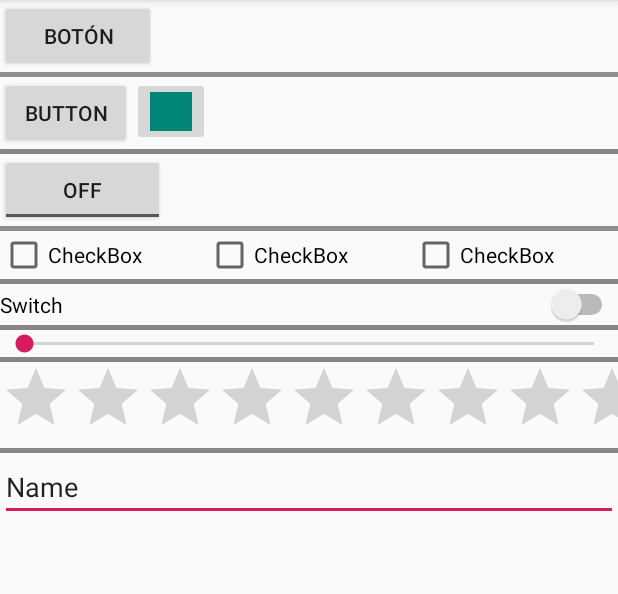
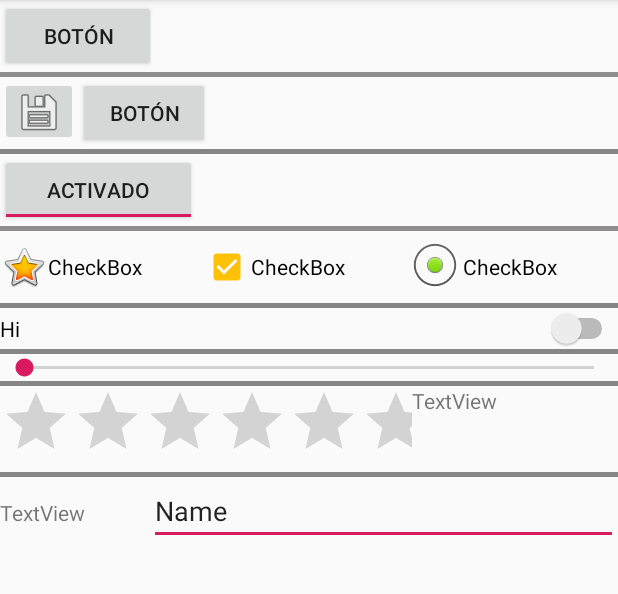
Before and after one commit to CesarRBlanco/Android-Studio-Projects, an Android app: the screen it shows after launch (MainActivity), on a phone screen of 412 x 824 dp, the part 84-678 px from its top. Run offline under Robolectric (Android 15) with nearby library versions, the phone set to English and light mode, and no system bars.

Commit message:
13:50 - [01/10/19]

```diff
--- a/app/src/main/res/layout/activity_main.xml
+++ b/app/src/main/res/layout/activity_main.xml
@@ -31,17 +31,17 @@
         android:layout_height="wrap_content"
         android:orientation="horizontal">
 
+        <ImageButton
+            android:id="@+id/imageButton"
+            android:layout_width="52dp"
+            android:layout_height="46dp"
+            app:srcCompat="@android:drawable/ic_menu_save" />
+
         <Button
             android:id="@+id/button4"
             android:layout_width="wrap_content"
             android:layout_height="wrap_content"
-            android:text="Button" />
-
-        <ImageButton
-            android:id="@+id/imageButton"
-            android:layout_width="52dp"
-            android:layout_height="46dp"
-            app:srcCompat="@color/colorPrimary" />
+            android:text="Botón" />
 
     </LinearLayout>
 
@@ -58,9 +58,12 @@
 
         <ToggleButton
             android:id="@+id/toggleButton"
-            android:layout_width="110dp"
+            android:layout_width="131dp"
             android:layout_height="wrap_content"
-            android:text="ToggleButton" />
+            android:checked="true"
+            android:text="ToggleButton"
+            android:textOff="Desactivado"
+            android:textOn="Activado" />
 
     </LinearLayout>
 
@@ -80,6 +83,9 @@
             android:layout_width="wrap_content"
             android:layout_height="wrap_content"
             android:layout_weight="1"
+            android:button="@android:drawable/btn_star"
+            android:checked="true"
+            android:clickable="true"
             android:text="CheckBox" />
 
         <CheckBox
@@ -87,6 +93,8 @@
             android:layout_width="wrap_content"
             android:layout_height="wrap_content"
             android:layout_weight="1"
+            android:buttonTint="#FFC107"
+            android:checked="true"
             android:text="CheckBox" />
 
         <CheckBox
@@ -94,6 +102,8 @@
             android:layout_width="wrap_content"
             android:layout_height="wrap_content"
             android:layout_weight="1"
+            android:button="@android:drawable/btn_radio"
+            android:checked="true"
             android:text="CheckBox" />
 
     </LinearLayout>
@@ -114,7 +124,10 @@
             android:layout_width="wrap_content"
             android:layout_height="wrap_content"
             android:layout_weight="10"
-            android:text="Switch" />
+            android:showText="false"
+            android:splitTrack="false"
+            android:text="Hi"
+            tools:text="Hi" />
 
     </LinearLayout>
 
@@ -134,7 +147,8 @@
             android:id="@+id/seekBar"
             android:layout_width="wrap_content"
             android:layout_height="wrap_content"
-            android:layout_weight="1" />
+            android:layout_weight="1"
+            android:max="100" />
 
     </LinearLayout>
 
@@ -151,10 +165,20 @@
 
         <RatingBar
             android:id="@+id/ratingBar"
-            android:layout_width="wrap_content"
+            android:layout_width="0dp"
+            android:layout_height="wrap_content"
+            android:layout_weight="2"
+            android:isIndicator="false"
+            android:max="5"
+            android:numStars="5"
+            android:rating="0" />
+
+        <TextView
+            android:id="@+id/textView"
+            android:layout_width="0dp"
             android:layout_height="wrap_content"
             android:layout_weight="1"
-            android:numStars="5" />
+            android:text="TextView" />
     </LinearLayout>
 
     <View
@@ -168,6 +192,13 @@
         android:layout_height="match_parent"
         android:orientation="horizontal">
 
+        <TextView
+            android:id="@+id/textView2"
+            android:layout_width="0dp"
+            android:layout_height="wrap_content"
+            android:layout_weight="1"
+            android:text="TextView" />
+
         <EditText
             android:id="@+id/editText"
             android:layout_width="wrap_content"
```
